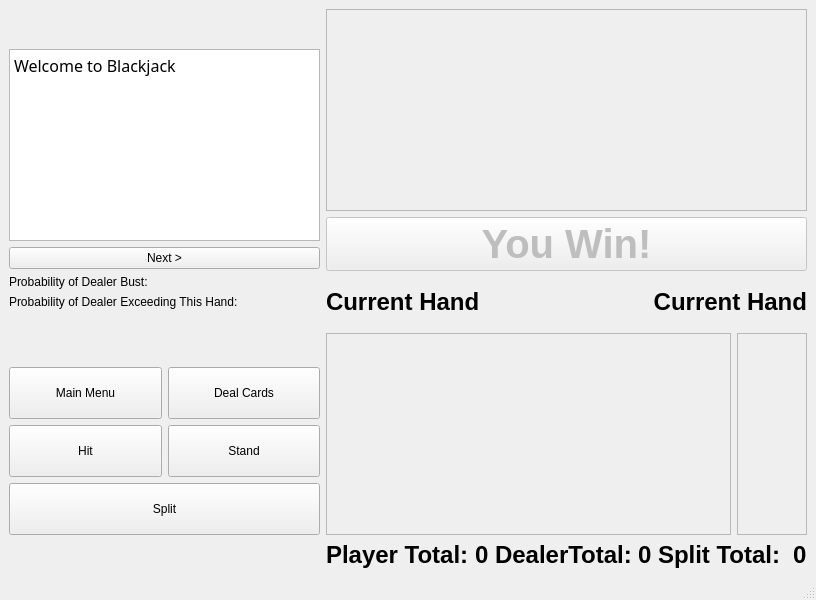
First picture: the form in blackJackTeacher/PlayingWindow.ui, repository UofU-CS3505/cs3505-assignment9-BradleyBartelt, before the edit.
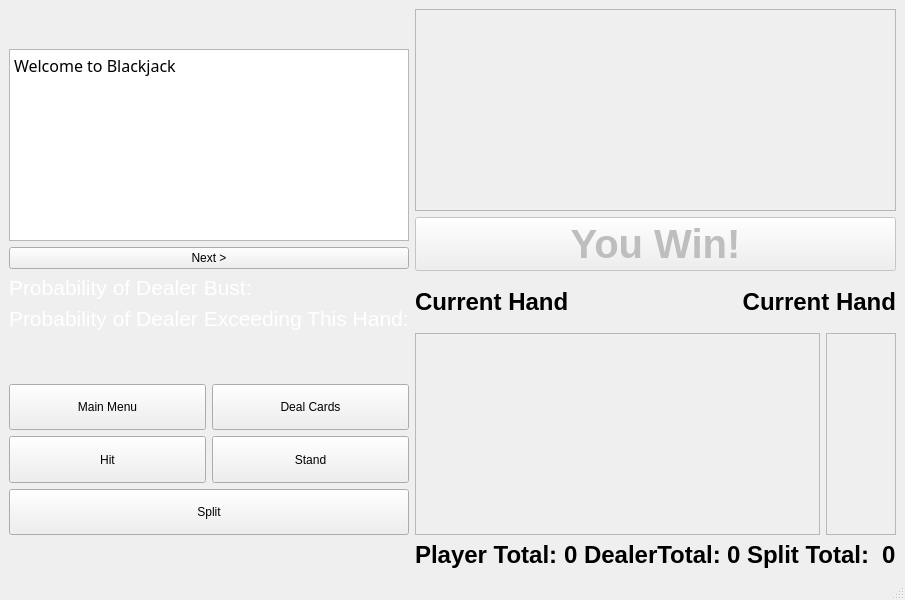
Second picture: the form after the edit.

Commit message: mess around with text color... its odd.

```diff
--- a/blackJackTeacher/PlayingWindow.ui
+++ b/blackJackTeacher/PlayingWindow.ui
@@ -63,6 +63,14 @@
       </item>
       <item>
        <widget class="QLabel" name="ProbOfDealerBustLabel">
+        <property name="font">
+         <font>
+          <pointsize>16</pointsize>
+         </font>
+        </property>
+        <property name="styleSheet">
+         <string notr="true">color: rgb(255, 255, 255);</string>
+        </property>
         <property name="text">
          <string>Probability of Dealer Bust:</string>
         </property>
@@ -70,6 +78,14 @@
       </item>
       <item>
        <widget class="QLabel" name="ProbOfDealerExceedLabel">
+        <property name="font">
+         <font>
+          <pointsize>16</pointsize>
+         </font>
+        </property>
+        <property name="styleSheet">
+         <string notr="true">color: rgb(255, 255, 255);</string>
+        </property>
         <property name="text">
          <string>Probability of Dealer Exceeding This Hand:</string>
         </property>
@@ -283,8 +299,8 @@
           <rect>
            <x>0</x>
            <y>0</y>
-           <width>387</width>
-           <height>175</height>
+           <width>396</width>
+           <height>202</height>
           </rect>
          </property>
          <layout class="QHBoxLayout" name="horizontalLayout"/>
@@ -358,8 +374,8 @@
             <rect>
              <x>0</x>
              <y>0</y>
-             <width>301</width>
-             <height>173</height>
+             <width>339</width>
+             <height>200</height>
             </rect>
            </property>
            <layout class="QHBoxLayout" name="horizontalLayout_8"/>
@@ -376,8 +392,8 @@
             <rect>
              <x>0</x>
              <y>0</y>
-             <width>72</width>
-             <height>173</height>
+             <width>49</width>
+             <height>200</height>
             </rect>
            </property>
            <layout class="QHBoxLayout" name="horizontalLayout_2">
```
Left out of the diff: 2 changed lines with no effect on the pictures. The commit also changes 295 other files.
